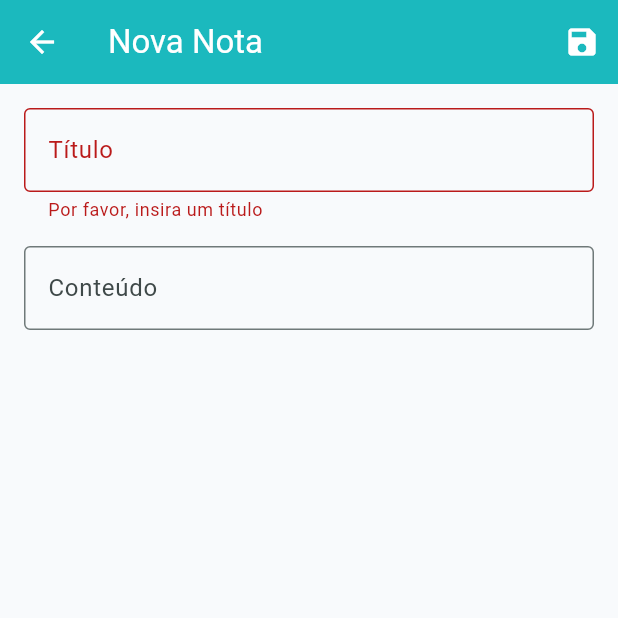
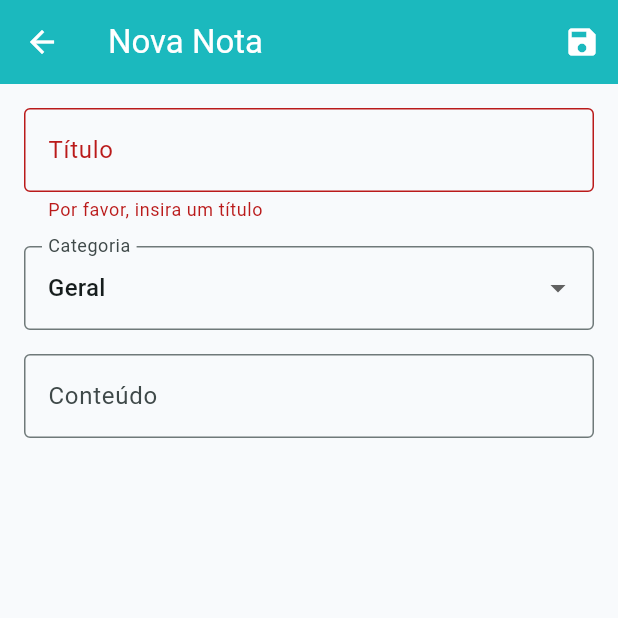
Before and after one commit to diik7noticias-ux/kata-app-notas-simples, a Flutter app: the NoteScreen screen opened by its route, after a tap on the "save" icon, on a phone screen of 412 x 824 dp, the top half of it. Run offline on Flutter 3.47's test engine with Material 3 defaults, Android fonts, the phone set to English and light mode, and no system bars; our stand-ins replace hive_flutter; accounts and stored records are empty; generated files the repository leaves out were written again.

Commit message:
chore: atualizar codigo KATA

```diff
--- a/lib/screens/note_screen.dart
+++ b/lib/screens/note_screen.dart
@@ -17,6 +17,14 @@ class _NoteScreenState extends State<NoteScreen> {
   late final TextEditingController _contentController;
   final _uuid = const Uuid();
   bool _isEditing = false;
+  String _selectedCategory = 'geral';
+
+  final List<String> _categories = [
+    'geral',
+    'trabalho',
+    'pessoal',
+    'frutas',
+  ];
 
   @override
   void initState() {
@@ -25,6 +33,7 @@ class _NoteScreenState extends State<NoteScreen> {
     _titleController = TextEditingController(text: widget.note?.title ?? "");
     _contentController = TextEditingController(text: widget.note?.content ?? "");
     _isEditing = widget.note != null;
+    _selectedCategory = widget.note?.title.toLowerCase().contains('frutas') == true ? 'frutas' : 'geral';
   }
 
   @override
@@ -86,6 +95,31 @@ class _NoteScreenState extends State<NoteScreen> {
                 },
               ),
               const SizedBox(height: 16),
+              DropdownButtonFormField<String>(
+                value: _selectedCategory,
+                decoration: const InputDecoration(
+                  labelText: "Categoria",
+                  border: OutlineInputBorder(),
+                ),
+                items: _categories.map((String category) {
+                  return DropdownMenuItem<String>(
+                    value: category,
+                    child: Text(category.capitalize()),
+                  );
+                }).toList(),
+                onChanged: (String? newValue) {
+                  setState(() {
+                    _selectedCategory = newValue!;
+                  });
+                },
+                validator: (value) {
+                  if (value == null) {
+                    return "Por favor, selecione uma categoria";
+                  }
+                  return null;
+                },
+              ),
+              const SizedBox(height: 16),
               Expanded(
                 child: TextFormField(
                   controller: _contentController,
@@ -105,3 +139,9 @@ class _NoteScreenState extends State<NoteScreen> {
     );
   }
 }
+
+extension StringExtension on String {
+  String capitalize() {
+    return "${this[0].toUpperCase()}${substring(1)}";
+  }
+}
```
